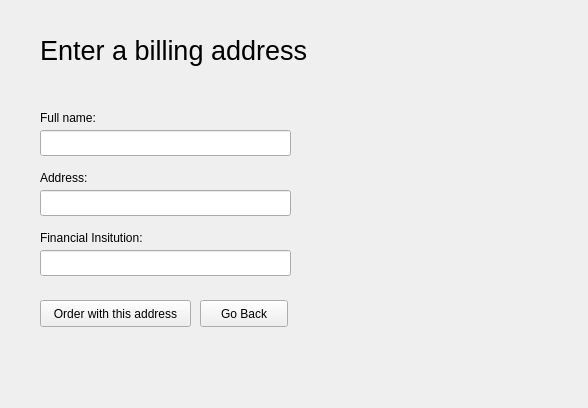
The window that client/Shopping/billinginfoview.ui (RemyGratwohl/cuTPS_D4_teaQup) describes before a commit, drawn with Qt 5.
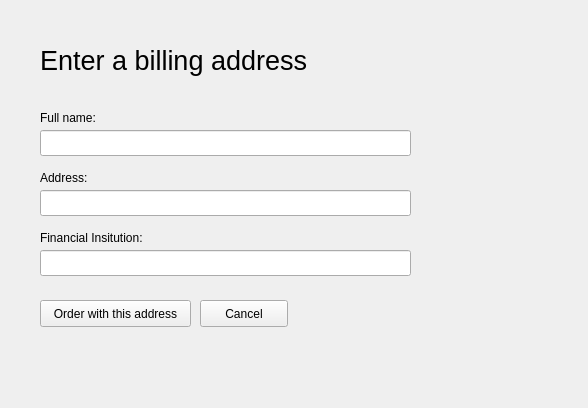
The same window after the commit.

```diff
--- a/client/Shopping/billinginfoview.ui
+++ b/client/Shopping/billinginfoview.ui
@@ -18,7 +18,7 @@
     <rect>
      <x>40</x>
      <y>130</y>
-     <width>251</width>
+     <width>371</width>
      <height>26</height>
     </rect>
    </property>
@@ -28,7 +28,7 @@
     <rect>
      <x>40</x>
      <y>190</y>
-     <width>251</width>
+     <width>371</width>
      <height>26</height>
     </rect>
    </property>
@@ -38,7 +38,7 @@
     <rect>
      <x>40</x>
      <y>250</y>
-     <width>251</width>
+     <width>371</width>
      <height>26</height>
     </rect>
    </property>
@@ -66,7 +66,7 @@
    <property name="geometry">
     <rect>
      <x>40</x>
-     <y>30</y>
+     <y>40</y>
      <width>401</width>
      <height>41</height>
     </rect>
@@ -132,7 +132,7 @@
     </rect>
    </property>
    <property name="text">
-    <string>Go Back</string>
+    <string>Cancel</string>
    </property>
   </widget>
  </widget>
```
